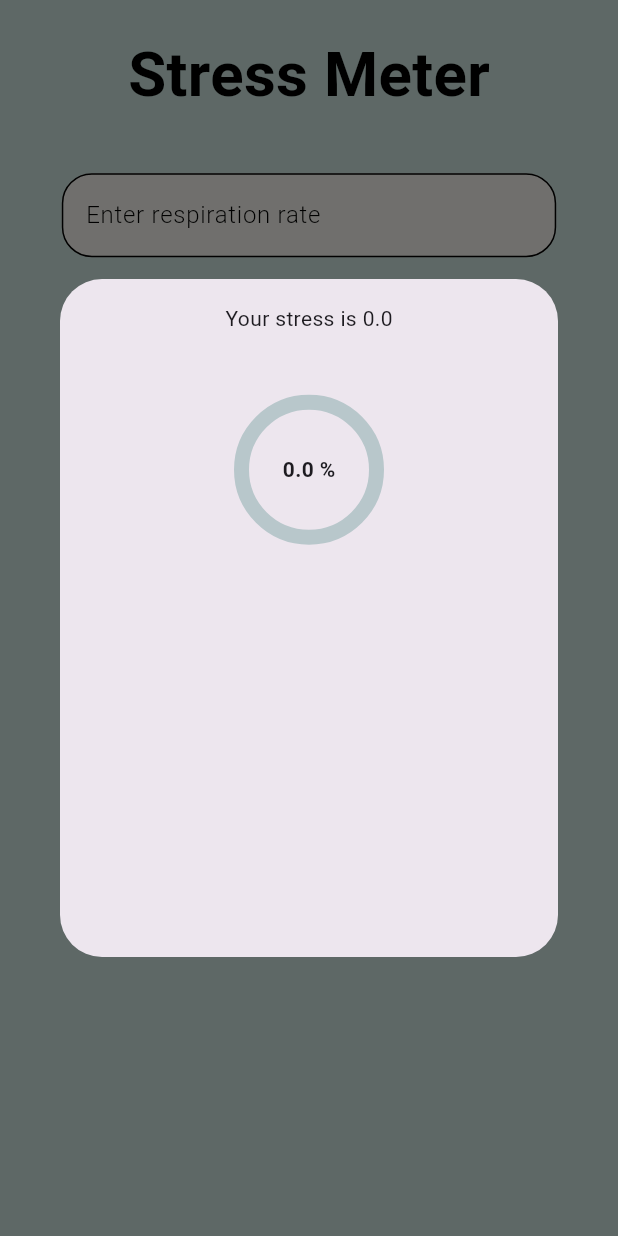
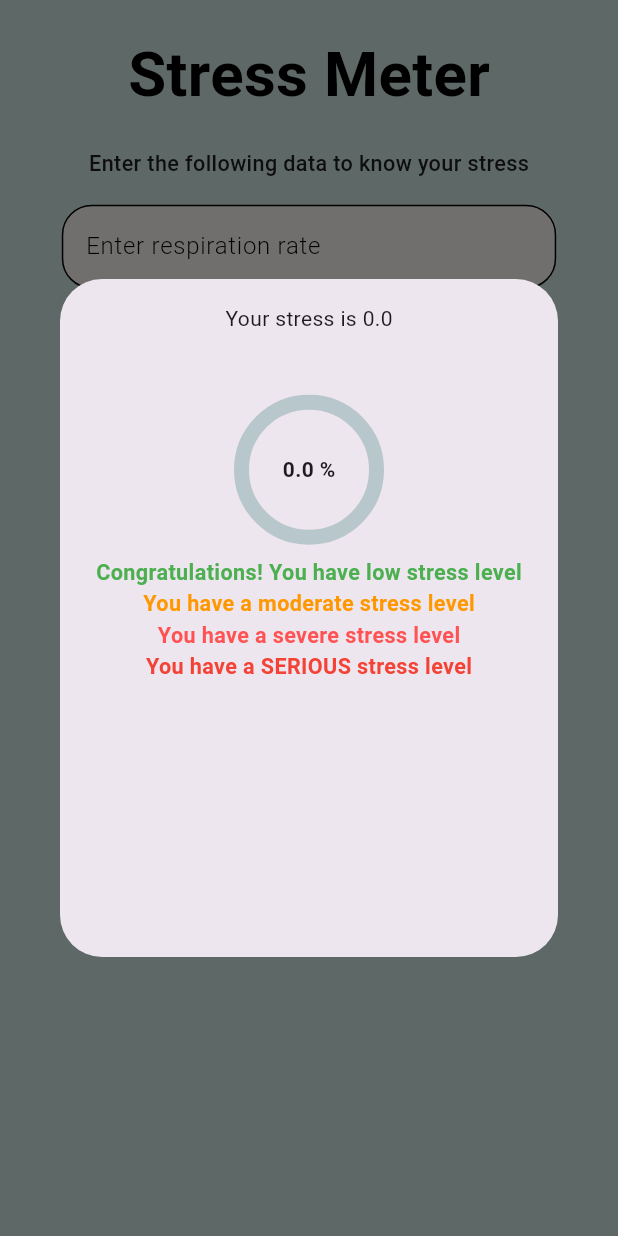
Before and after one commit to Utkarsh4517/Playing-with-emotion-flutter, a Flutter app: the MyHomePage screen opened directly, after a tap on "Get", on a phone screen of 412 x 824 dp. Run offline on Flutter 3.47's test engine with Material 2 defaults, Android fonts, the phone set to English and light mode, and no system bars; drawn by our look-alikes of percent_indicator; our stand-ins replace google_fonts, lottie, smooth_page_indicator; missing offline and left inert: dart:ffi, tflite_flutter; network calls fail; Roboto replaces fonts that are missing (Chivo).

Commit message:
made some changes

```diff
--- a/lib/homepage.dart
+++ b/lib/homepage.dart
@@ -1,6 +1,7 @@
 import 'dart:ffi';
 
 import 'package:emotion/colors.dart';
+import 'package:emotion/widgets/body_text.dart';
 import 'package:emotion/widgets/head_text.dart';
 import 'package:emotion/widgets/text_field.dart';
 import 'package:flutter/material.dart';
@@ -80,12 +81,13 @@ class _MyHomePageState extends State<MyHomePage> {
                 multiplicationFactor: 0.1,
               ),
             ),
+            const BodyText(bodyText: 'Enter the following data to know your stress'),
             CustomTextField(
                 controller: respirationRateController,
                 hintText: 'Enter respiration rate'),
             CustomTextField(
                 controller: bodyTemperaturController,
-                hintText: 'Enter body temperature'),
+                hintText: 'Enter body temperature in F'),
             CustomTextField(
                 controller: bloodOxygenController,
                 hintText: 'Enter blood oxygen %'),
@@ -94,7 +96,7 @@ class _MyHomePageState extends State<MyHomePage> {
                 hintText: 'Enter your sleeping hour'),
             CustomTextField(
                 controller: heartRateController,
-                hintText: 'Enter your heart rate'),
+                hintText: 'Enter your heart rate in bpm'),
             ElevatedButton(
               onPressed: isModelLoaded
                   ? () {
@@ -137,7 +139,13 @@ class _MyHomePageState extends State<MyHomePage> {
                                         style: const TextStyle(
                                             fontWeight: FontWeight.bold),
                                       ),
-                                    )
+                                    ),
+                                    SizedBox(height: screenWidth * 0.02),
+                                    if(_outputInt <=1) const HeadText(text: 'Congratulations! You have low stress level', color: Colors.green, multiplicationFactor: 0.035),
+                                    if( 1> _outputInt && _outputInt <=2) const HeadText(text: 'You have a moderate stress level', color: Colors.orange, multiplicationFactor: 0.035),
+                                    if( 2> _outputInt && _outputInt <=3) const HeadText(text: 'You have a severe stress level', color: Colors.redAccent, multiplicationFactor: 0.035),
+                                    if( 3> _outputInt && _outputInt <=4) const HeadText(text: 'You have a SERIOUS stress level', color: Colors.red, multiplicationFactor: 0.035),
+
                                   ],
                                 ),
                               ),
```
